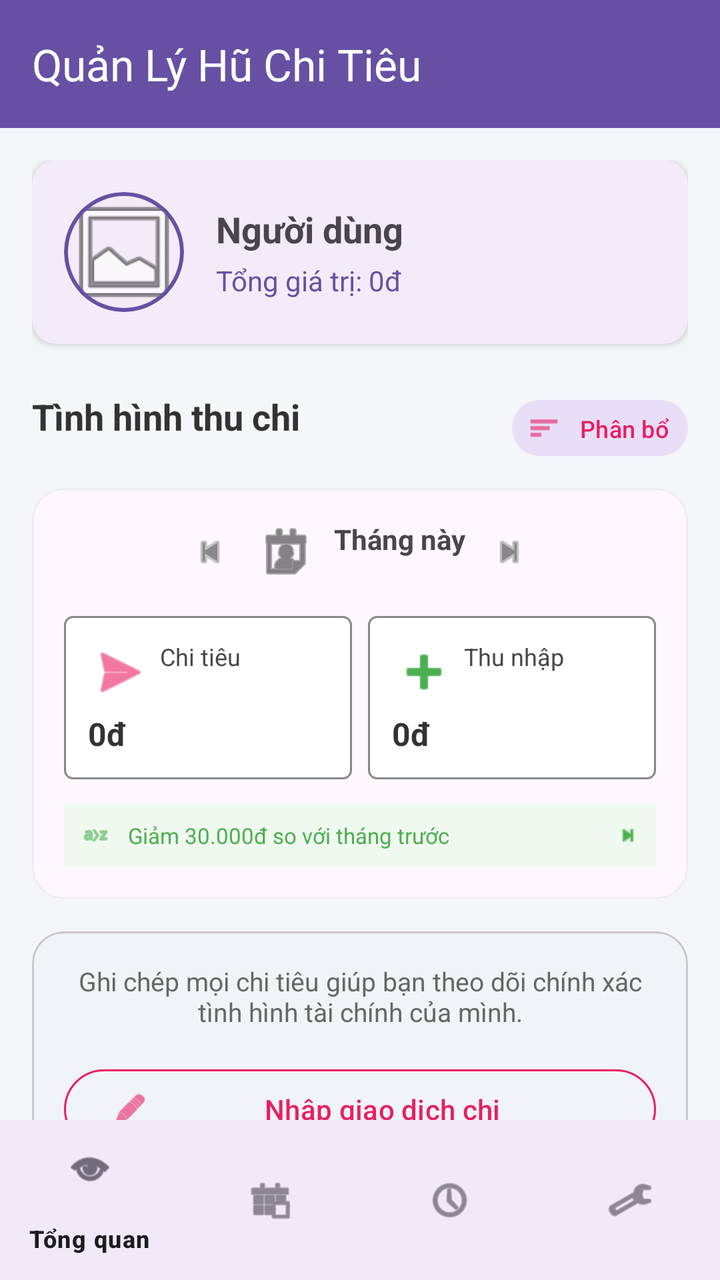
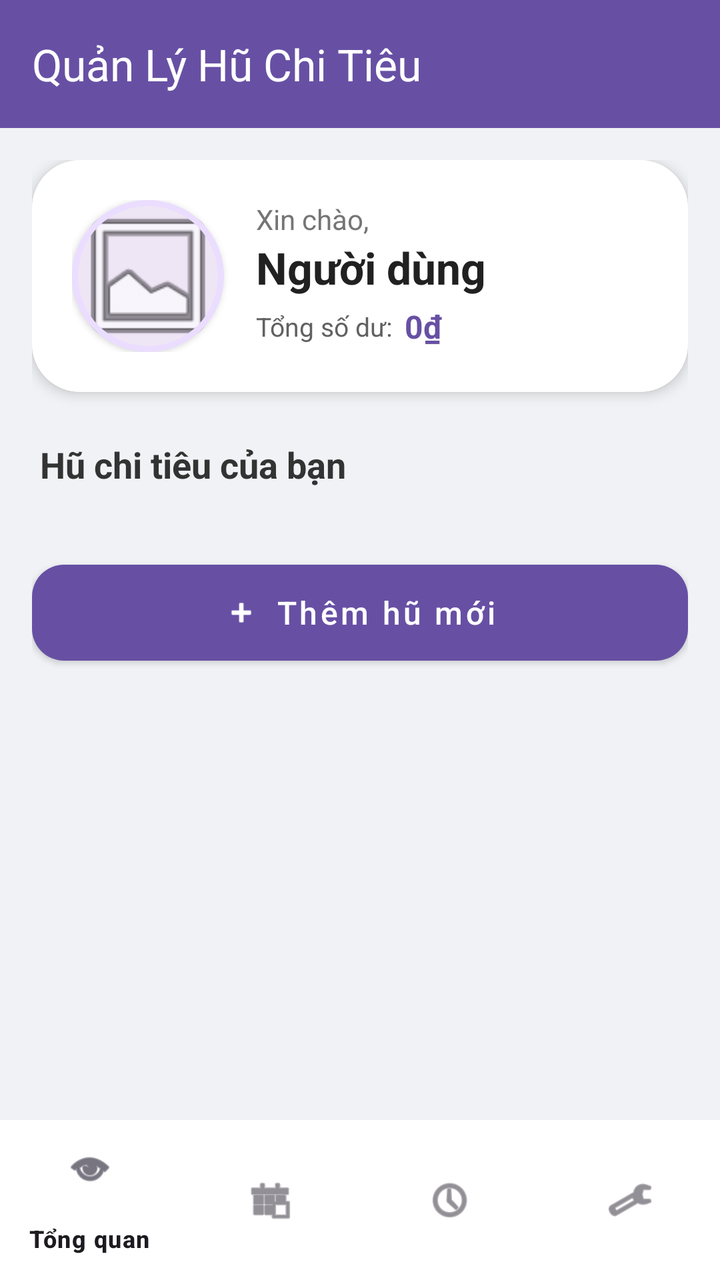

Compare the two renders of this Android layout. The source of the first and the diff that turns it into the second are given below.
<!-- AndroidManifest.xml: application theme Theme.HuChiTieu -->
<!-- res/layout/activity_main.xml -->
<?xml version="1.0" encoding="utf-8"?>
<androidx.coordinatorlayout.widget.CoordinatorLayout xmlns:android="http://schemas.android.com/apk/res/android"
    xmlns:app="http://schemas.android.com/apk/res-auto"
    xmlns:tools="http://schemas.android.com/tools"
    android:id="@+id/main"
    android:layout_width="match_parent"
    android:layout_height="match_parent"
    android:background="#F5F6FA"
    tools:context=".MainActivity">

    <com.google.android.material.appbar.AppBarLayout
        android:layout_width="match_parent"
        android:layout_height="wrap_content"
        android:theme="@style/ThemeOverlay.AppCompat.Dark.ActionBar">

        <androidx.appcompat.widget.Toolbar
            android:id="@+id/toolbar"
            android:layout_width="match_parent"
            android:layout_height="?attr/actionBarSize"
            android:background="?attr/colorPrimary"
            app:title="Quản Lý Hũ Chi Tiêu" />

    </com.google.android.material.appbar.AppBarLayout>

    <androidx.core.widget.NestedScrollView
        android:layout_width="match_parent"
        android:layout_height="match_parent"
        android:paddingBottom="56dp"
        android:clipToPadding="false"
        app:layout_behavior="@string/appbar_scrolling_view_behavior">

        <LinearLayout
            android:layout_width="match_parent"
            android:layout_height="wrap_content"
            android:orientation="vertical"
            android:padding="16dp">

            
            <com.google.android.material.card.MaterialCardView
                android:layout_width="match_parent"
                android:layout_height="wrap_content"
                android:layout_marginBottom="24dp"
                app:cardCornerRadius="12dp"
                app:cardElevation="2dp"
                app:strokeWidth="0dp">

                <LinearLayout
                    android:layout_width="match_parent"
                    android:layout_height="wrap_content"
                    android:orientation="horizontal"
                    android:padding="16dp"
                    android:gravity="center_vertical">

                    <com.google.android.material.card.MaterialCardView
                        android:id="@+id/cardAvatar"
                        android:layout_width="60dp"
                        android:layout_height="60dp"
                        app:cardCornerRadius="30dp"
                        app:strokeWidth="2dp"
                        app:strokeColor="?attr/colorPrimary">

                        <ImageView
                            android:id="@+id/imageViewAvatar"
                            android:layout_width="match_parent"
                            android:layout_height="match_parent"
                            android:scaleType="centerCrop"
                            android:src="@android:drawable/ic_menu_gallery" />
                    </com.google.android.material.card.MaterialCardView>

                    <LinearLayout
                        android:layout_width="match_parent"
                        android:layout_height="wrap_content"
                        android:layout_marginStart="16dp"
                        android:orientation="vertical">

                        <TextView
                            android:id="@+id/textViewUserName"
                            android:layout_width="wrap_content"
                            android:layout_height="wrap_content"
                            android:text="Người dùng"
                            android:textSize="18sp"
                            android:textStyle="bold" />

                        <TextView
                            android:id="@+id/textViewTotalBalance"
                            android:layout_width="wrap_content"
                            android:layout_height="wrap_content"
                            android:text="Tổng giá trị: 0đ"
                            android:textColor="?attr/colorPrimary"
                            android:textSize="14sp"
                            android:layout_marginTop="4dp" />
                    </LinearLayout>
                </LinearLayout>
            </com.google.android.material.card.MaterialCardView>

            
            <RelativeLayout
                android:layout_width="match_parent"
                android:layout_height="wrap_content"
                android:layout_marginBottom="12dp">

                <TextView
                    android:layout_width="wrap_content"
                    android:layout_height="wrap_content"
                    android:text="Tình hình thu chi"
                    android:textSize="18sp"
                    android:textStyle="bold"
                    android:textColor="#333333" />

                <LinearLayout
                    android:layout_width="wrap_content"
                    android:layout_height="wrap_content"
                    android:layout_alignParentEnd="true"
                    android:orientation="horizontal"
                    android:gravity="center_vertical">

                    <com.google.android.material.button.MaterialButton
                        style="@style/Widget.Material3.Button.TonalButton"
                        android:layout_width="wrap_content"
                        android:layout_height="36dp"
                        android:text="Phân bổ"
                        android:textSize="12sp"
                        android:paddingHorizontal="8dp"
                        android:textColor="#E91E63"
                        app:icon="@android:drawable/ic_menu_sort_by_size"
                        app:iconTint="#E91E63"
                        app:iconSize="16dp" />

                </LinearLayout>
            </RelativeLayout>

            <com.google.android.material.card.MaterialCardView
                android:layout_width="match_parent"
                android:layout_height="wrap_content"
                app:cardCornerRadius="16dp"
                app:cardElevation="0dp"
                app:strokeWidth="1dp"
                app:strokeColor="#EEEEEE"
                android:layout_marginBottom="16dp">

                <LinearLayout
                    android:layout_width="match_parent"
                    android:layout_height="wrap_content"
                    android:orientation="vertical"
                    android:padding="16dp">

                    
                    <LinearLayout
                        android:layout_width="match_parent"
                        android:layout_height="wrap_content"
                        android:gravity="center"
                        android:layout_marginBottom="16dp">
                        <ImageView
                            android:layout_width="20dp"
                            android:layout_height="20dp"
                            android:src="@android:drawable/ic_media_previous"
                            app:tint="#888888" />
                        <TextView
                            android:layout_width="wrap_content"
                            android:layout_height="wrap_content"
                            android:text="Tháng này"
                            android:layout_marginHorizontal="12dp"
                            android:textStyle="bold"
                            android:drawablePadding="8dp"
                            app:drawableStartCompat="@android:drawable/ic_menu_my_calendar"
                            app:drawableTint="#333333" />
                        <ImageView
                            android:layout_width="20dp"
                            android:layout_height="20dp"
                            android:src="@android:drawable/ic_media_next"
                            app:tint="#888888" />
                    </LinearLayout>

                    
                    <LinearLayout
                        android:layout_width="match_parent"
                        android:layout_height="wrap_content"
                        android:orientation="horizontal"
                        android:weightSum="2">

                        <LinearLayout
                            android:layout_width="0dp"
                            android:layout_height="wrap_content"
                            android:layout_weight="1"
                            android:background="@drawable/bg_outline_box"
                            android:padding="12dp"
                            android:layout_marginEnd="4dp"
                            android:orientation="vertical">
                            <TextView
                                android:layout_width="wrap_content"
                                android:layout_height="wrap_content"
                                android:text="Chi tiêu"
                                android:textSize="12sp"
                                android:drawablePadding="4dp"
                                app:drawableStartCompat="@android:drawable/ic_menu_send"
                                app:drawableTint="#E91E63" />
                            <TextView
                                android:id="@+id/textViewTotalExpense"
                                android:layout_width="wrap_content"
                                android:layout_height="wrap_content"
                                android:text="0đ"
                                android:textSize="16sp"
                                android:textStyle="bold"
                                android:layout_marginTop="4dp"
                                android:textColor="#333333" />
                        </LinearLayout>

                        <LinearLayout
                            android:layout_width="0dp"
                            android:layout_height="wrap_content"
                            android:layout_weight="1"
                            android:background="@drawable/bg_outline_box"
                            android:padding="12dp"
                            android:layout_marginStart="4dp"
                            android:orientation="vertical">
                            <TextView
                                android:layout_width="wrap_content"
                                android:layout_height="wrap_content"
                                android:text="Thu nhập"
                                android:textSize="12sp"
                                android:drawablePadding="4dp"
                                app:drawableStartCompat="@android:drawable/ic_input_add"
                                app:drawableTint="#4CAF50" />
                            <TextView
                                android:id="@+id/textViewTotalIncome"
                                android:layout_width="wrap_content"
                                android:layout_height="wrap_content"
                                android:text="0đ"
                                android:textSize="16sp"
                                android:textStyle="bold"
                                android:layout_marginTop="4dp"
                                android:textColor="#333333" />
                        </LinearLayout>
                    </LinearLayout>

                    
                    <LinearLayout
                        android:layout_width="match_parent"
                        android:layout_height="wrap_content"
                        android:layout_marginTop="12dp"
                        android:background="#F0F9F0"
                        android:padding="8dp"
                        android:gravity="center_vertical">
                        <ImageView
                            android:layout_width="16dp"
                            android:layout_height="16dp"
                            android:src="@android:drawable/ic_menu_sort_alphabetically"
                            app:tint="#4CAF50" />
                        <TextView
                            android:layout_width="0dp"
                            android:layout_height="wrap_content"
                            android:layout_weight="1"
                            android:text="Giảm 30.000đ so với tháng trước"
                            android:textSize="11sp"
                            android:layout_marginStart="8dp"
                            android:textColor="#4CAF50" />
                        <ImageView
                            android:layout_width="12dp"
                            android:layout_height="12dp"
                            android:src="@android:drawable/ic_media_next"
                            app:tint="#4CAF50" />
                    </LinearLayout>
                </LinearLayout>
            </com.google.android.material.card.MaterialCardView>

            
            <com.google.android.material.card.MaterialCardView
                android:layout_width="match_parent"
                android:layout_height="wrap_content"
                app:cardBackgroundColor="#F0F4F8"
                app:cardCornerRadius="16dp"
                app:cardElevation="0dp">

                <LinearLayout
                    android:layout_width="match_parent"
                    android:layout_height="wrap_content"
                    android:orientation="vertical"
                    android:padding="16dp"
                    android:gravity="center">

                    <TextView
                        android:layout_width="match_parent"
                        android:layout_height="wrap_content"
                        android:text="Ghi chép mọi chi tiêu giúp bạn theo dõi chính xác tình hình tài chính của mình."
                        android:textSize="13sp"
                        android:textColor="#666666"
                        android:gravity="center"
                        android:layout_marginBottom="16dp" />

                    <com.google.android.material.button.MaterialButton
                        android:id="@+id/btnCreatePot"
                        style="@style/Widget.Material3.Button.OutlinedButton"
                        android:layout_width="match_parent"
                        android:layout_height="wrap_content"
                        android:text="Nhập giao dịch chi"
                        android:textColor="#E91E63"
                        app:strokeColor="#E91E63"
                        app:icon="@android:drawable/ic_menu_edit"
                        app:iconTint="#E91E63" />
                </LinearLayout>
            </com.google.android.material.card.MaterialCardView>

            
            <ImageView
                android:layout_width="200dp"
                android:layout_height="200dp"
                android:layout_gravity="center"
                android:layout_marginTop="24dp"
                android:src="@android:drawable/presence_online"
                android:alpha="0.2"
                app:tint="#888888" />


            <androidx.recyclerview.widget.RecyclerView
                android:id="@+id/recyclerViewPots"
                android:layout_width="match_parent"
                android:layout_height="wrap_content"
                android:nestedScrollingEnabled="false"
                tools:listitem="@layout/item_pot" />

        </LinearLayout>
    </androidx.core.widget.NestedScrollView>

    <com.google.android.material.bottomnavigation.BottomNavigationView
        android:id="@+id/bottom_navigation"
        android:layout_width="match_parent"
        android:layout_height="wrap_content"
        android:layout_gravity="bottom"
        android:background="?android:attr/windowBackground"
        app:menu="@menu/bottom_nav_menu" />

</androidx.coordinatorlayout.widget.CoordinatorLayout>
<!-- res/layout/item_pot.xml (included above) -->
<?xml version="1.0" encoding="utf-8"?>
<com.google.android.material.card.MaterialCardView xmlns:android="http://schemas.android.com/apk/res/android"
    xmlns:app="http://schemas.android.com/apk/res-auto"
    android:layout_width="match_parent"
    android:layout_height="wrap_content"
    android:layout_margin="8dp"
    app:cardCornerRadius="8dp"
    app:cardElevation="4dp">

    <LinearLayout
        android:layout_width="match_parent"
        android:layout_height="wrap_content"
        android:orientation="vertical"
        android:padding="16dp">

        <TextView
            android:id="@+id/textViewPotName"
            android:layout_width="match_parent"
            android:layout_height="wrap_content"
            android:text="Tên Hũ"
            android:textSize="18sp"
            android:textStyle="bold" />

        <TextView
            android:id="@+id/textViewPotBalance"
            android:layout_width="match_parent"
            android:layout_height="wrap_content"
            android:layout_marginTop="4dp"
            android:text="Số dư: 0đ"
            android:textColor="@color/design_default_color_primary"
            android:textSize="16sp" />

        <ProgressBar
            android:id="@+id/progressBarPot"
            style="?android:attr/progressBarStyleHorizontal"
            android:layout_width="match_parent"
            android:layout_height="wrap_content"
            android:layout_marginTop="8dp"
            android:progress="50" />

        <TextView
            android:id="@+id/textViewPotPercent"
            android:layout_width="wrap_content"
            android:layout_height="wrap_content"
            android:layout_gravity="end"
            android:text="50%"
            android:textSize="12sp" />

    </LinearLayout>

</com.google.android.material.card.MaterialCardView>
<!-- resources referenced by this layout -->
<resources>
  <!-- drawable bg_outline_box (drawable) -->
  <?xml version="1.0" encoding="utf-8"?>
  <shape xmlns:android="http://schemas.android.com/apk/res/android">
      <stroke android:width="1dp" android:color="#888888" />
      <corners android:radius="4dp" />
      <solid android:color="#FFFFFF" />
  </shape>
  <style name="Theme.HuChiTieu" parent="Base.Theme.HuChiTieu" />
  <style name="Base.Theme.HuChiTieu" parent="Theme.Material3.DayNight.NoActionBar">
          
          
      </style>
</resources>

<!-- the commit's change to res/layout/activity_main.xml (unified diff, before → after) -->
@@ -5,27 +5,29 @@
     android:id="@+id/main"
     android:layout_width="match_parent"
     android:layout_height="match_parent"
-    android:background="#F5F6FA"
+    android:background="#F0F2F5"
     tools:context=".MainActivity">
 
     <com.google.android.material.appbar.AppBarLayout
         android:layout_width="match_parent"
         android:layout_height="wrap_content"
-        android:theme="@style/ThemeOverlay.AppCompat.Dark.ActionBar">
+        android:background="@android:color/transparent"
+        app:elevation="0dp">
 
         <androidx.appcompat.widget.Toolbar
             android:id="@+id/toolbar"
             android:layout_width="match_parent"
             android:layout_height="?attr/actionBarSize"
             android:background="?attr/colorPrimary"
-            app:title="Quản Lý Hũ Chi Tiêu" />
+            app:title="Quản Lý Hũ Chi Tiêu"
+            app:titleTextColor="@color/white" />
 
     </com.google.android.material.appbar.AppBarLayout>
 
     <androidx.core.widget.NestedScrollView
         android:layout_width="match_parent"
         android:layout_height="match_parent"
-        android:paddingBottom="56dp"
+        android:paddingBottom="80dp"
         android:clipToPadding="false"
         app:layout_behavior="@string/appbar_scrolling_view_behavior">
 
@@ -40,276 +42,108 @@
                 android:layout_width="match_parent"
                 android:layout_height="wrap_content"
                 android:layout_marginBottom="24dp"
-                app:cardCornerRadius="12dp"
-                app:cardElevation="2dp"
+                app:cardCornerRadius="24dp"
+                app:cardElevation="4dp"
                 app:strokeWidth="0dp">
 
-                <LinearLayout
+                <androidx.constraintlayout.widget.ConstraintLayout
                     android:layout_width="match_parent"
                     android:layout_height="wrap_content"
-                    android:orientation="horizontal"
-                    android:padding="16dp"
-                    android:gravity="center_vertical">
-
+                    android:padding="20dp"
+                    android:background="@color/white">
+
+                    
                     <com.google.android.material.card.MaterialCardView
                         android:id="@+id/cardAvatar"
-                        android:layout_width="60dp"
-                        android:layout_height="60dp"
-                        app:cardCornerRadius="30dp"
-                        app:strokeWidth="2dp"
-                        app:strokeColor="?attr/colorPrimary">
+                        android:layout_width="76dp"
+                        android:layout_height="76dp"
+                        app:cardCornerRadius="38dp"
+                        app:cardElevation="2dp"
+                        app:strokeWidth="3dp"
+                        app:strokeColor="?attr/colorPrimaryContainer"
+                        app:layout_constraintStart_toStartOf="parent"
+                        app:layout_constraintTop_toTopOf="parent"
+                        app:layout_constraintBottom_toBottomOf="parent"
+                        android:clickable="true"
+                        android:focusable="true"
+                        android:foreground="?attr/selectableItemBackground">
 
                         <ImageView
                             android:id="@+id/imageViewAvatar"
                             android:layout_width="match_parent"
                             android:layout_height="match_parent"
+                            android:contentDescription="Avatar"
                             android:scaleType="centerCrop"
                             android:src="@android:drawable/ic_menu_gallery" />
                     </com.google.android.material.card.MaterialCardView>
 
-                    <LinearLayout
-                        android:layout_width="match_parent"
+                    <TextView
+                        android:id="@+id/tvGreeting"
+                        android:layout_width="wrap_content"
                         android:layout_height="wrap_content"
                         android:layout_marginStart="16dp"
-                        android:orientation="vertical">
+                        android:text="Xin chào,"
+                        android:textColor="#757575"
+                        android:textSize="14sp"
+                        app:layout_constraintStart_toEndOf="@+id/cardAvatar"
+                        app:layout_constraintTop_toTopOf="@+id/cardAvatar" />
+
+                    <TextView
+                        android:id="@+id/textViewUserName"
+                        android:layout_width="0dp"
+                        android:layout_height="wrap_content"
+                        android:layout_marginStart="16dp"
+                        android:text="Người dùng"
+                        android:textColor="#212121"
+                        android:textSize="22sp"
+                        android:textStyle="bold"
+                        app:layout_constraintTop_toBottomOf="@+id/tvGreeting"
+                        app:layout_constraintStart_toEndOf="@+id/cardAvatar"
+                        app:layout_constraintEnd_toEndOf="parent" />
+
+                    
+                    <LinearLayout
+                        android:layout_width="0dp"
+                        android:layout_height="wrap_content"
+                        android:layout_marginStart="16dp"
+                        android:layout_marginTop="4dp"
+                        android:orientation="horizontal"
+                        android:gravity="center_vertical"
+                        app:layout_constraintTop_toBottomOf="@+id/textViewUserName"
+                        app:layout_constraintStart_toEndOf="@+id/cardAvatar"
+                        app:layout_constraintEnd_toEndOf="parent">
 
                         <TextView
-                            android:id="@+id/textViewUserName"
                             android:layout_width="wrap_content"
                             android:layout_height="wrap_content"
-                            android:text="Người dùng"
-                            android:textSize="18sp"
-                            android:textStyle="bold" />
+                            android:text="Tổng số dư:"
+                            android:textColor="#616161"
+                            android:textSize="13sp" />
 
                         <TextView
                             android:id="@+id/textViewTotalBalance"
                             android:layout_width="wrap_content"
                             android:layout_height="wrap_content"
-                            android:text="Tổng giá trị: 0đ"
+                            android:layout_marginStart="6dp"
+                            android:text="0₫"
                             android:textColor="?attr/colorPrimary"
-                            android:textSize="14sp"
-                            android:layout_marginTop="4dp" />
+                            android:textSize="16sp"
+                            android:textStyle="bold" />
                     </LinearLayout>
-                </LinearLayout>
+
+                </androidx.constraintlayout.widget.ConstraintLayout>
             </com.google.android.material.card.MaterialCardView>
 
             
-            <RelativeLayout
-                android:layout_width="match_parent"
+            <TextView
+                android:layout_width="wrap_content"
                 android:layout_height="wrap_content"
-                android:layout_marginBottom="12dp">
-
-                <TextView
-                    android:layout_width="wrap_content"
-                    android:layout_height="wrap_content"
-                    android:text="Tình hình thu chi"
-                    android:textSize="18sp"
-                    android:textStyle="bold"
-                    android:textColor="#333333" />
-
-                <LinearLayout
-                    android:layout_width="wrap_content"
-                    android:layout_height="wrap_content"
-                    android:layout_alignParentEnd="true"
-                    android:orientation="horizontal"
-                    android:gravity="center_vertical">
-
-                    <com.google.android.material.button.MaterialButton
-                        style="@style/Widget.Material3.Button.TonalButton"
-                        android:layout_width="wrap_content"
-                        android:layout_height="36dp"
-                        android:text="Phân bổ"
-                        android:textSize="12sp"
-                        android:paddingHorizontal="8dp"
-                        android:textColor="#E91E63"
-                        app:icon="@android:drawable/ic_menu_sort_by_size"
-                        app:iconTint="#E91E63"
-                        app:iconSize="16dp" />
-
-                </LinearLayout>
-            </RelativeLayout>
-
-            <com.google.android.material.card.MaterialCardView
-                android:layout_width="match_parent"
-                android:layout_height="wrap_content"
-                app:cardCornerRadius="16dp"
-                app:cardElevation="0dp"
-                app:strokeWidth="1dp"
-                app:strokeColor="#EEEEEE"
-                android:layout_marginBottom="16dp">
-
-                <LinearLayout
-                    android:layout_width="match_parent"
-                    android:layout_height="wrap_content"
-                    android:orientation="vertical"
-                    android:padding="16dp">
-
-                    
-                    <LinearLayout
-                        android:layout_width="match_parent"
-                        android:layout_height="wrap_content"
-                        android:gravity="center"
-                        android:layout_marginBottom="16dp">
-                        <ImageView
-                            android:layout_width="20dp"
-                            android:layout_height="20dp"
-                            android:src="@android:drawable/ic_media_previous"
-                            app:tint="#888888" />
-                        <TextView
-                            android:layout_width="wrap_content"
-                            android:layout_height="wrap_content"
-                            android:text="Tháng này"
-                            android:layout_marginHorizontal="12dp"
-                            android:textStyle="bold"
-                            android:drawablePadding="8dp"
-                            app:drawableStartCompat="@android:drawable/ic_menu_my_calendar"
-                            app:drawableTint="#333333" />
-                        <ImageView
-                            android:layout_width="20dp"
-                            android:layout_height="20dp"
-                            android:src="@android:drawable/ic_media_next"
-                            app:tint="#888888" />
-                    </LinearLayout>
-
-                    
-                    <LinearLayout
-                        android:layout_width="match_parent"
-                        android:layout_height="wrap_content"
-                        android:orientation="horizontal"
-                        android:weightSum="2">
-
-                        <LinearLayout
-                            android:layout_width="0dp"
-                            android:layout_height="wrap_content"
-                            android:layout_weight="1"
-                            android:background="@drawable/bg_outline_box"
-                            android:padding="12dp"
-                            android:layout_marginEnd="4dp"
-                            android:orientation="vertical">
-                            <TextView
-                                android:layout_width="wrap_content"
-                                android:layout_height="wrap_content"
-                                android:text="Chi tiêu"
-                                android:textSize="12sp"
-                                android:drawablePadding="4dp"
-                                app:drawableStartCompat="@android:drawable/ic_menu_send"
-                                app:drawableTint="#E91E63" />
-                            <TextView
-                                android:id="@+id/textViewTotalExpense"
-                                android:layout_width="wrap_content"
-                                android:layout_height="wrap_content"
-                                android:text="0đ"
-                                android:textSize="16sp"
-                                android:textStyle="bold"
-                                android:layout_marginTop="4dp"
-                                android:textColor="#333333" />
-                        </LinearLayout>
-
-                        <LinearLayout
-                            android:layout_width="0dp"
-                            android:layout_height="wrap_content"
-                            android:layout_weight="1"
-                            android:background="@drawable/bg_outline_box"
-                            android:padding="12dp"
-                            android:layout_marginStart="4dp"
-                            android:orientation="vertical">
-                            <TextView
-                                android:layout_width="wrap_content"
-                                android:layout_height="wrap_content"
-                                android:text="Thu nhập"
-                                android:textSize="12sp"
-                                android:drawablePadding="4dp"
-                                app:drawableStartCompat="@android:drawable/ic_input_add"
-                                app:drawableTint="#4CAF50" />
-                            <TextView
-                                android:id="@+id/textViewTotalIncome"
-                                android:layout_width="wrap_content"
-                                android:layout_height="wrap_content"
-                                android:text="0đ"
-                                android:textSize="16sp"
-                                android:textStyle="bold"
-                                android:layout_marginTop="4dp"
-                                android:textColor="#333333" />
-                        </LinearLayout>
-                    </LinearLayout>
-
-                    
-                    <LinearLayout
-                        android:layout_width="match_parent"
-                        android:layout_height="wrap_content"
-                        android:layout_marginTop="12dp"
-                        android:background="#F0F9F0"
-                        android:padding="8dp"
-                        android:gravity="center_vertical">
-                        <ImageView
-                            android:layout_width="16dp"
-                            android:layout_height="16dp"
-                            android:src="@android:drawable/ic_menu_sort_alphabetically"
-                            app:tint="#4CAF50" />
-                        <TextView
-                            android:layout_width="0dp"
-                            android:layout_height="wrap_content"
-                            android:layout_weight="1"
-                            android:text="Giảm 30.000đ so với tháng trước"
-                            android:textSize="11sp"
-                            android:layout_marginStart="8dp"
-                            android:textColor="#4CAF50" />
-                        <ImageView
-                            android:layout_width="12dp"
-                            android:layout_height="12dp"
-                            android:src="@android:drawable/ic_media_next"
-                            app:tint="#4CAF50" />
-                    </LinearLayout>
-                </LinearLayout>
-            </com.google.android.material.card.MaterialCardView>
-
-            
-            <com.google.android.material.card.MaterialCardView
-                android:layout_width="match_parent"
-                android:layout_height="wrap_content"
-                app:cardBackgroundColor="#F0F4F8"
-                app:cardCornerRadius="16dp"
-                app:cardElevation="0dp">
-
-                <LinearLayout
-                    android:layout_width="match_parent"
-                    android:layout_height="wrap_content"
-                    android:orientation="vertical"
-                    android:padding="16dp"
-                    android:gravity="center">
-
-                    <TextView
-                        android:layout_width="match_parent"
-                        android:layout_height="wrap_content"
-                        android:text="Ghi chép mọi chi tiêu giúp bạn theo dõi chính xác tình hình tài chính của mình."
-                        android:textSize="13sp"
-                        android:textColor="#666666"
-                        android:gravity="center"
-                        android:layout_marginBottom="16dp" />
-
-                    <com.google.android.material.button.MaterialButton
-                        android:id="@+id/btnCreatePot"
-                        style="@style/Widget.Material3.Button.OutlinedButton"
-                        android:layout_width="match_parent"
-                        android:layout_height="wrap_content"
-                        android:text="Nhập giao dịch chi"
-                        android:textColor="#E91E63"
-                        app:strokeColor="#E91E63"
-                        app:icon="@android:drawable/ic_menu_edit"
-                        app:iconTint="#E91E63" />
-                </LinearLayout>
-            </com.google.android.material.card.MaterialCardView>
-
-            
-            <ImageView
-                android:layout_width="200dp"
-                android:layout_height="200dp"
-                android:layout_gravity="center"
-                android:layout_marginTop="24dp"
-                android:src="@android:drawable/presence_online"
-                android:alpha="0.2"
-                app:tint="#888888" />
-
+                android:text="Hũ chi tiêu của bạn"
+                android:textSize="18sp"
+                android:textStyle="bold"
+                android:textColor="#333333"
+                android:layout_marginBottom="12dp"
+                android:layout_marginStart="4dp"/>
 
             <androidx.recyclerview.widget.RecyclerView
                 android:id="@+id/recyclerViewPots"
@@ -318,6 +152,20 @@
                 android:nestedScrollingEnabled="false"
                 tools:listitem="@layout/item_pot" />
 
+            
+            <com.google.android.material.button.MaterialButton
+                android:id="@+id/btnCreatePot"
+                android:layout_width="match_parent"
+                android:layout_height="60dp"
+                android:layout_marginTop="20dp"
+                android:text="Thêm hũ mới"
+                android:textSize="16sp"
+                android:textAllCaps="false"
+                app:cornerRadius="16dp"
+                app:icon="@android:drawable/ic_input_add"
+                app:iconGravity="textStart"
+                style="@style/Widget.MaterialComponents.Button" />
+
         </LinearLayout>
     </androidx.core.widget.NestedScrollView>
 
@@ -326,7 +174,8 @@
         android:layout_width="match_parent"
         android:layout_height="wrap_content"
         android:layout_gravity="bottom"
-        android:background="?android:attr/windowBackground"
+        android:background="@color/white"
+        app:elevation="16dp"
         app:menu="@menu/bottom_nav_menu" />
 
 </androidx.coordinatorlayout.widget.CoordinatorLayout>
@@ -334,51 +183,83 @@
 <?xml version="1.0" encoding="utf-8"?>
 <com.google.android.material.card.MaterialCardView xmlns:android="http://schemas.android.com/apk/res/android"
     xmlns:app="http://schemas.android.com/apk/res-auto"
+    xmlns:tools="http://schemas.android.com/tools"
     android:layout_width="match_parent"
     android:layout_height="wrap_content"
-    android:layout_margin="8dp"
-    app:cardCornerRadius="8dp"
-    app:cardElevation="4dp">
-
-    <LinearLayout
+    android:layout_marginHorizontal="4dp"
+    android:layout_marginVertical="8dp"
+    app:cardCornerRadius="20dp"
+    app:cardElevation="2dp"
+    app:strokeWidth="0dp">
+
+    <androidx.constraintlayout.widget.ConstraintLayout
         android:layout_width="match_parent"
         android:layout_height="wrap_content"
-        android:orientation="vertical"
-        android:padding="16dp">
+        android:padding="16dp"
+        android:background="@color/white">
+
+        
+        <View
+            android:id="@+id/viewColorTag"
+            android:layout_width="4dp"
+            android:layout_height="0dp"
+            android:background="?attr/colorPrimary"
+            app:layout_constraintStart_toStartOf="parent"
+            app:layout_constraintTop_toTopOf="@+id/textViewPotName"
+            app:layout_constraintBottom_toBottomOf="@+id/textViewPotBalance" />
 
         <TextView
             android:id="@+id/textViewPotName"
-            android:layout_width="match_parent"
-            android:layout_height="wrap_content"
+            android:layout_width="0dp"
+            android:layout_height="wrap_content"
+            android:layout_marginStart="12dp"
             android:text="Tên Hũ"
-            android:textSize="18sp"
-            android:textStyle="bold" />
+            android:textColor="#212121"
+            android:textSize="17sp"
+            android:textStyle="bold"
+            app:layout_constraintEnd_toStartOf="@+id/textViewPotPercent"
+            app:layout_constraintStart_toEndOf="@id/viewColorTag"
+            app:layout_constraintTop_toTopOf="parent" />
 
         <TextView
             android:id="@+id/textViewPotBalance"
-            android:layout_width="match_parent"
-            android:layout_height="wrap_content"
-            android:layout_marginTop="4dp"
-            android:text="Số dư: 0đ"
-            android:textColor="@color/design_default_color_primary"
-            android:textSize="16sp" />
-
-        <ProgressBar
-            android:id="@+id/progressBarPot"
-            style="?android:attr/progressBarStyleHorizontal"
-            android:layout_width="match_parent"
-            android:layout_height="wrap_content"
-            android:layout_marginTop="8dp"
-            android:progress="50" />
+            android:layout_width="0dp"
+            android:layout_height="wrap_content"
+            android:layout_marginTop="2dp"
+            android:text="0₫"
+            android:textColor="?attr/colorPrimary"
+            android:textSize="15sp"
+            android:textStyle="bold"
+            app:layout_constraintStart_toStartOf="@+id/textViewPotName"
+            app:layout_constraintTop_toBottomOf="@+id/textViewPotName" />
 
         <TextView
             android:id="@+id/textViewPotPercent"
             android:layout_width="wrap_content"
             android:layout_height="wrap_content"
-            android:layout_gravity="end"
-            android:text="50%"
-            android:textSize="12sp" />
-
-    </LinearLayout>
+            android:text="0%"
+            android:textColor="#757575"
+            android:textSize="13sp"
+            android:textStyle="bold"
+            app:layout_constraintBottom_toBottomOf="@+id/textViewPotName"
+            app:layout_constraintEnd_toEndOf="parent"
+            app:layout_constraintTop_toTopOf="@+id/textViewPotName" />
+
+        <com.google.android.material.progressindicator.LinearProgressIndicator
+            android:id="@+id/progressBarPot"
+            android:layout_width="0dp"
+            android:layout_height="wrap_content"
+            android:layout_marginTop="16dp"
+            app:trackThickness="8dp"
+            app:trackCornerRadius="4dp"
+            app:trackColor="#F0F2F5"
+            app:indicatorColor="?attr/colorPrimary"
+            android:progress="40"
+            app:layout_constraintEnd_toEndOf="parent"
+            app:layout_constraintStart_toStartOf="parent"
+            app:layout_constraintTop_toBottomOf="@+id/textViewPotBalance"
+            app:layout_constraintBottom_toBottomOf="parent" />
+
+    </androidx.constraintlayout.widget.ConstraintLayout>
 
 </com.google.android.material.card.MaterialCardView>
<!-- resource entries referenced after the edit -->
@@ -1,12 +1,6 @@
 <!-- resources referenced by this layout -->
 <resources>
-  <!-- drawable bg_outline_box (drawable) -->
-  <?xml version="1.0" encoding="utf-8"?>
-  <shape xmlns:android="http://schemas.android.com/apk/res/android">
-      <stroke android:width="1dp" android:color="#888888" />
-      <corners android:radius="4dp" />
-      <solid android:color="#FFFFFF" />
-  </shape>
+  <color name="white">#FFFFFFFF</color>
   <style name="Theme.HuChiTieu" parent="Base.Theme.HuChiTieu" />
   <style name="Base.Theme.HuChiTieu" parent="Theme.Material3.DayNight.NoActionBar">
           
